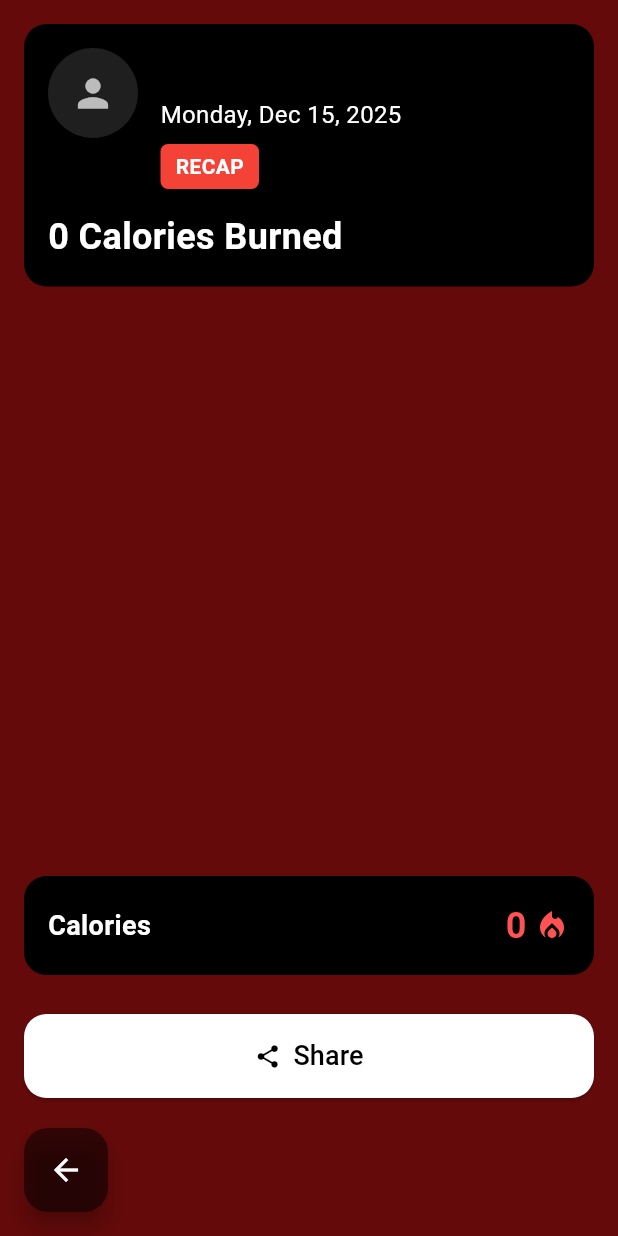
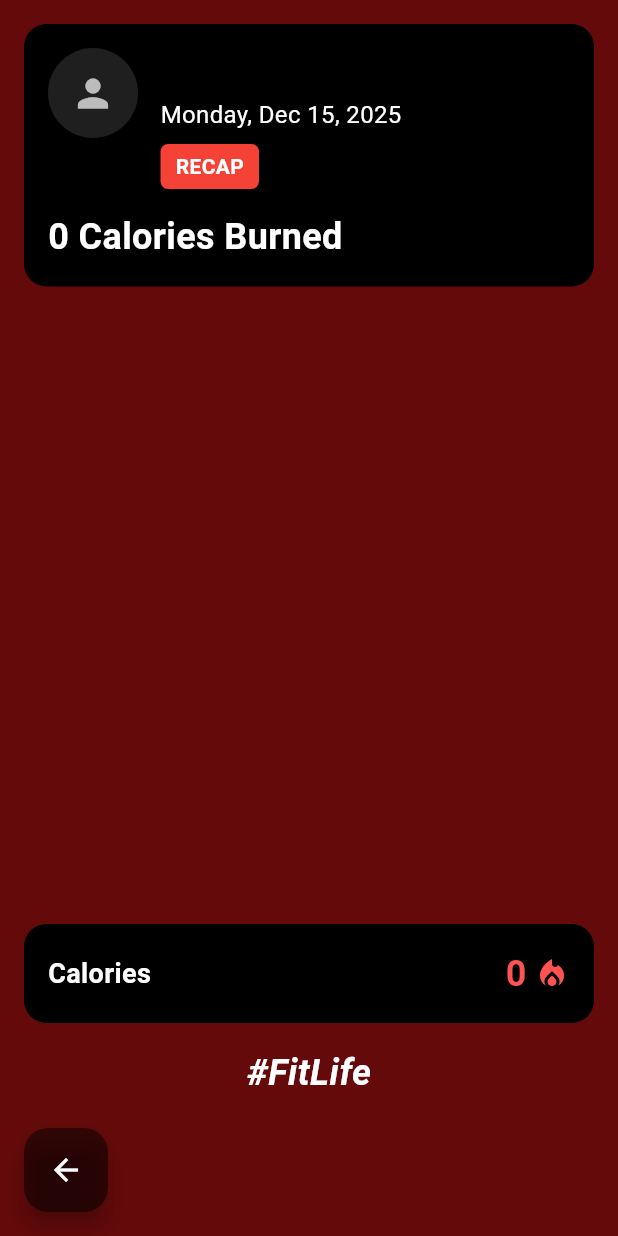
Before and after one commit to susenayw/FitLife, a Flutter app: the RecapScreen screen opened by its route, on a phone screen of 412 x 824 dp. Run offline on Flutter 3.47's test engine with Material 3 defaults, Android fonts, the phone set to English and light mode, and no system bars; our stand-ins replace cloud_firestore, firebase_auth, firebase_core, google_sign_in, image_picker; accounts and stored records are empty.

Commit message:
Updated recap screen

```diff
--- a/lib/screens/login_screen.dart
+++ b/lib/screens/login_screen.dart
@@ -178,7 +178,7 @@ class _LoginScreenState extends State<LoginScreen> {
                             Navigator.pushNamed(context, AppRoutes.forgotPassword); // NAVIGASI BARU
                           },
                           child: const Text(
-                            'Lupa Kata Sandi?',
+                            'Forgot Password?',
                             style: TextStyle(color: Colors.white70, fontSize: 16),
                           ),
                         ),
@@ -201,7 +201,7 @@ class _LoginScreenState extends State<LoginScreen> {
 
                       // Tombol Google
                       CustomButton(
-                        text: 'Login dengan Google',
+                        text: 'Login with Google',
                         onPressed: _signInWithGoogle, // PANGGIL GOOGLE LOGIN
                         backgroundColor: Colors.blueGrey.withOpacity(0.9),
                         textColor: Colors.white,
--- a/lib/screens/recap_screen.dart
+++ b/lib/screens/recap_screen.dart
@@ -9,6 +9,53 @@ import '../models/workout_set.dart';
 
 class RecapScreen extends StatelessWidget {
   const RecapScreen({super.key});
+
+  // Widget untuk menampilkan aktivitas individu (dibuat terpisah agar kode build lebih rapi)
+  Widget _buildActivityItem(WorkoutSet activity, int index, int totalItems) {
+    // Logika Ikon (Rope Jumping)
+    final icon = activity.name == 'Jump Rope'
+        ? const Icon(Icons.accessibility_new, color: Colors.white, size: 40)
+        : Icon(activity.iconData, color: Colors.white, size: 40);
+
+    return Padding(
+      padding: const EdgeInsets.only(bottom: 15.0),
+      child: Column(
+        crossAxisAlignment: CrossAxisAlignment.start,
+        children: [
+          Row(
+            children: [
+              icon,
+              const SizedBox(width: 15),
+              Column(
+                crossAxisAlignment: CrossAxisAlignment.start,
+                children: [
+                  Text(
+                    'Set : ${activity.sets}',
+                    style: const TextStyle(color: Colors.white, fontSize: 16),
+                  ),
+                  Text(
+                    activity.name,
+                    style: const TextStyle(color: Colors.white, fontSize: 18, fontWeight: FontWeight.bold),
+                  ),
+                ],
+              ),
+              const Spacer(),
+              // Kalori terbakar di samping
+              Text(
+                '-${activity.caloriesBurned} Calories',
+                style: const TextStyle(color: Colors.redAccent, fontSize: 18, fontWeight: FontWeight.bold),
+              ),
+              const SizedBox(width: 5),
+              const Icon(Icons.local_fire_department, color: Colors.redAccent, size: 20),
+            ],
+          ),
+          // Divider di antara item jika ada lebih dari satu
+          if (index < totalItems - 1)
+            const Divider(color: Colors.white30, height: 25, indent: 60, endIndent: 20),
+        ],
+      ),
+    );
+  }
 
   @override
   Widget build(BuildContext context) {
@@ -105,50 +152,9 @@ class RecapScreen extends StatelessWidget {
                 padding: const EdgeInsets.symmetric(horizontal: 16.0),
                 itemCount: recentActivities.length,
                 itemBuilder: (context, index) {
-                  final activity = recentActivities[index];
-
-                  // Logika Ikon (Rope Jumping)
-                  final icon = activity.name == 'Jump Rope'
-                      ? const Icon(Icons.accessibility_new, color: Colors.white, size: 40)
-                      : Icon(activity.iconData, color: Colors.white, size: 40);
-
                   return Padding(
-                    padding: const EdgeInsets.only(bottom: 15.0),
-                    child: Column(
-                      crossAxisAlignment: CrossAxisAlignment.start,
-                      children: [
-                        Row(
-                          children: [
-                            icon,
-                            const SizedBox(width: 15),
-                            Column(
-                              crossAxisAlignment: CrossAxisAlignment.start,
-                              children: [
-                                Text(
-                                  'Set : ${activity.sets}',
-                                  style: const TextStyle(color: Colors.white, fontSize: 16),
-                                ),
-                                Text(
-                                  activity.name,
-                                  style: const TextStyle(color: Colors.white, fontSize: 18, fontWeight: FontWeight.bold),
-                                ),
-                              ],
-                            ),
-                            const Spacer(),
-                            // Kalori terbakar di samping
-                            Text(
-                              '-${activity.caloriesBurned} Calories',
-                              style: const TextStyle(color: Colors.redAccent, fontSize: 18, fontWeight: FontWeight.bold),
-                            ),
-                            const SizedBox(width: 5),
-                            const Icon(Icons.local_fire_department, color: Colors.redAccent, size: 20),
-                          ],
-                        ),
-                        // Divider di antara item jika ada lebih dari satu
-                        if (index < recentActivities.length - 1)
-                          const Divider(color: Colors.white30, height: 25, indent: 60, endIndent: 20),
-                      ],
-                    ),
+                    padding: const EdgeInsets.symmetric(horizontal: 16.0), // Padding disesuaikan
+                    child: _buildActivityItem(recentActivities[index], index, recentActivities.length),
                   );
                 },
               ),
@@ -182,38 +188,28 @@ class RecapScreen extends StatelessWidget {
                 ],
               ),
             ),
-            const SizedBox(height: 10),
 
-            // --- SHARE BUTTON ---
-            Container(
-              width: double.infinity,
-              margin: const EdgeInsets.symmetric(horizontal: 16.0),
-              child: ElevatedButton.icon(
-                onPressed: () {
-                  // TODO: Implementasi fungsi share
-                  ScaffoldMessenger.of(context).showSnackBar(
-                    const SnackBar(content: Text('Share functionality coming soon!')),
-                  );
-                },
-                icon: const Icon(Icons.share, color: Colors.black),
-                label: const Text('Share', style: TextStyle(color: Colors.black, fontSize: 18)),
-                style: ElevatedButton.styleFrom(
-                  backgroundColor: Colors.white,
-                  shape: RoundedRectangleBorder(
-                    borderRadius: BorderRadius.circular(15),
-                  ),
-                  padding: const EdgeInsets.symmetric(vertical: 15),
+            // --- BRANDING FITLIFE (Menggantikan Tombol Share) ---
+            const Padding(
+              padding: EdgeInsets.only(bottom: 20.0),
+              child: Text(
+                '#FitLife', // Teks pengganti tombol share
+                style: TextStyle(
+                  color: Colors.white,
+                  fontSize: 24,
+                  fontWeight: FontWeight.bold,
+                  fontStyle: FontStyle.italic,
                 ),
               ),
             ),
-            const SizedBox(height: 20),
 
-            // --- BACK BUTTON ---
+            // --- TOMBOL BACK (DIKEMBALIKAN) ---
             Align(
-              alignment: Alignment.bottomLeft,
+              alignment: Alignment.centerLeft,
               child: Padding(
                 padding: const EdgeInsets.only(left: 16.0, bottom: 16.0),
                 child: FloatingActionButton(
+                  heroTag: "backButtonRecap", // Penting jika ada FAB lain
                   onPressed: () {
                     Navigator.pop(context); // Kembali ke layar sebelumnya
                   },
--- a/lib/screens/signup_screen.dart
+++ b/lib/screens/signup_screen.dart
@@ -187,7 +187,7 @@ class _SignupScreenState extends State<SignupScreen> {
 
                       // Tombol Google
                       CustomButton(
-                        text: 'Sign Up dengan Google',
+                        text: 'Sign Up with Google',
                         onPressed: _signUpWithGoogle,
                         backgroundColor: Colors.blueGrey.withOpacity(0.9),
                         textColor: Colors.white,
```
Also changed, not shown: lib/providers/user_provider.dart (+15 -31 lines), lib/screens/forgot_password_screen.dart (+5 -5 lines), lib/screens/settings_screen.dart (+26 -9 lines).
